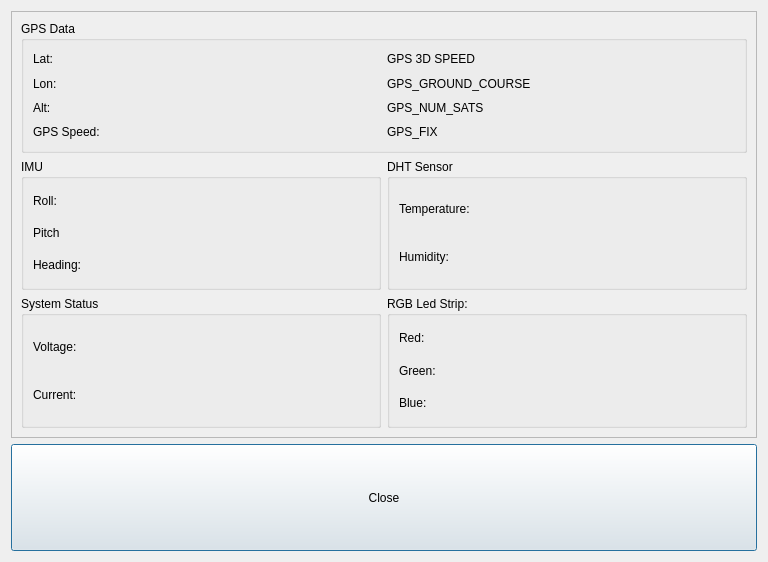
geirwanvik/WDrov, file WDguiBoat/WDguiBoat/hmi/allsensorsdialog.ui: the form before one commit.
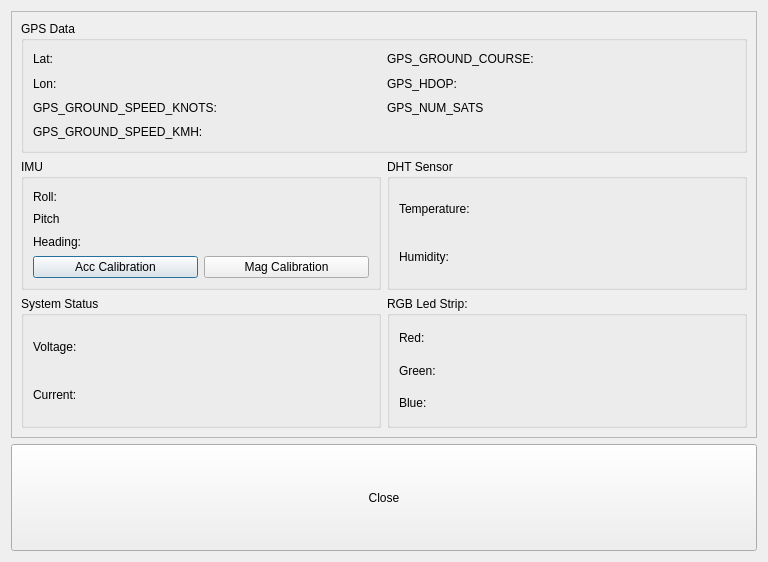
The form after the commit.

Patch:
```diff
--- a/WDguiBoat/WDguiBoat/hmi/allsensorsdialog.ui
+++ b/WDguiBoat/WDguiBoat/hmi/allsensorsdialog.ui
@@ -85,6 +85,20 @@
             </property>
            </widget>
           </item>
+          <item row="3" column="0">
+           <widget class="QPushButton" name="pushButtonAccCalibration">
+            <property name="text">
+             <string>Acc Calibration</string>
+            </property>
+           </widget>
+          </item>
+          <item row="3" column="1">
+           <widget class="QPushButton" name="pushButtonMagCalibration">
+            <property name="text">
+             <string>Mag Calibration</string>
+            </property>
+           </widget>
+          </item>
          </layout>
         </widget>
        </item>
@@ -102,9 +116,9 @@
            </widget>
           </item>
           <item row="0" column="1">
-           <widget class="QLabel" name="labelGps3DSpeed">
+           <widget class="QLabel" name="labelGpsGroundSpeed">
             <property name="text">
-             <string>GPS 3D SPEED</string>
+             <string>GPS_GROUND_COURSE:</string>
             </property>
            </widget>
           </item>
@@ -118,14 +132,14 @@
           <item row="1" column="1">
            <widget class="QLabel" name="labelGpsGroundCourse">
             <property name="text">
-             <string>GPS_GROUND_COURSE</string>
+             <string>GPS_HDOP:</string>
             </property>
            </widget>
           </item>
           <item row="2" column="0">
            <widget class="QLabel" name="labelGpsAlt">
             <property name="text">
-             <string>Alt: </string>
+             <string>GPS_GROUND_SPEED_KNOTS:</string>
             </property>
            </widget>
           </item>
@@ -137,16 +151,16 @@
            </widget>
           </item>
           <item row="3" column="0">
-           <widget class="QLabel" name="labelGpsGroundSpeed">
+           <widget class="QLabel" name="labelGpsGroundSpeedKmH">
             <property name="text">
-             <string>GPS Speed: </string>
+             <string>GPS_GROUND_SPEED_KMH:</string>
             </property>
            </widget>
           </item>
           <item row="3" column="1">
            <widget class="QLabel" name="labelGpsFix">
             <property name="text">
-             <string>GPS_FIX</string>
+             <string/>
             </property>
            </widget>
           </item>
```
Left out of the diff: 4 changed lines with no effect on the pictures.
